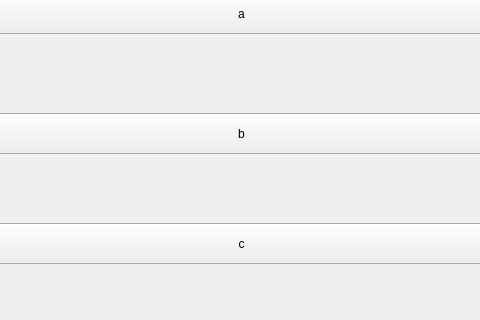
Old version of the form sever_core/main.ui in the repository bsy1/poemtest; both pictures show x 159 to 639 and y 280 to 600 of the 800 by 600 pixel window.
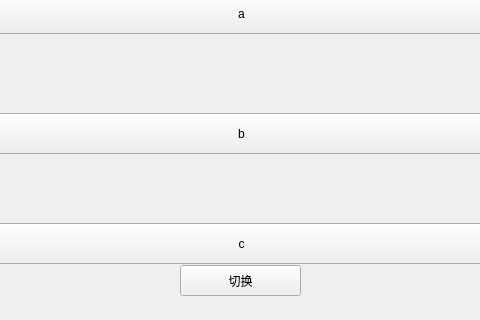
New version of the form.

The edit to the form file:
```diff
--- a/sever_core/main.ui
+++ b/sever_core/main.ui
@@ -69,6 +69,19 @@
      <string>c</string>
     </property>
    </widget>
+   <widget class="QPushButton" name="modeset">
+    <property name="geometry">
+     <rect>
+      <x>339</x>
+      <y>522</y>
+      <width>121</width>
+      <height>31</height>
+     </rect>
+    </property>
+    <property name="text">
+     <string>切换</string>
+    </property>
+   </widget>
   </widget>
   <widget class="QMenuBar" name="menubar">
    <property name="geometry">
```
Left out of the diff: 2 changed lines with no effect on the pictures.
